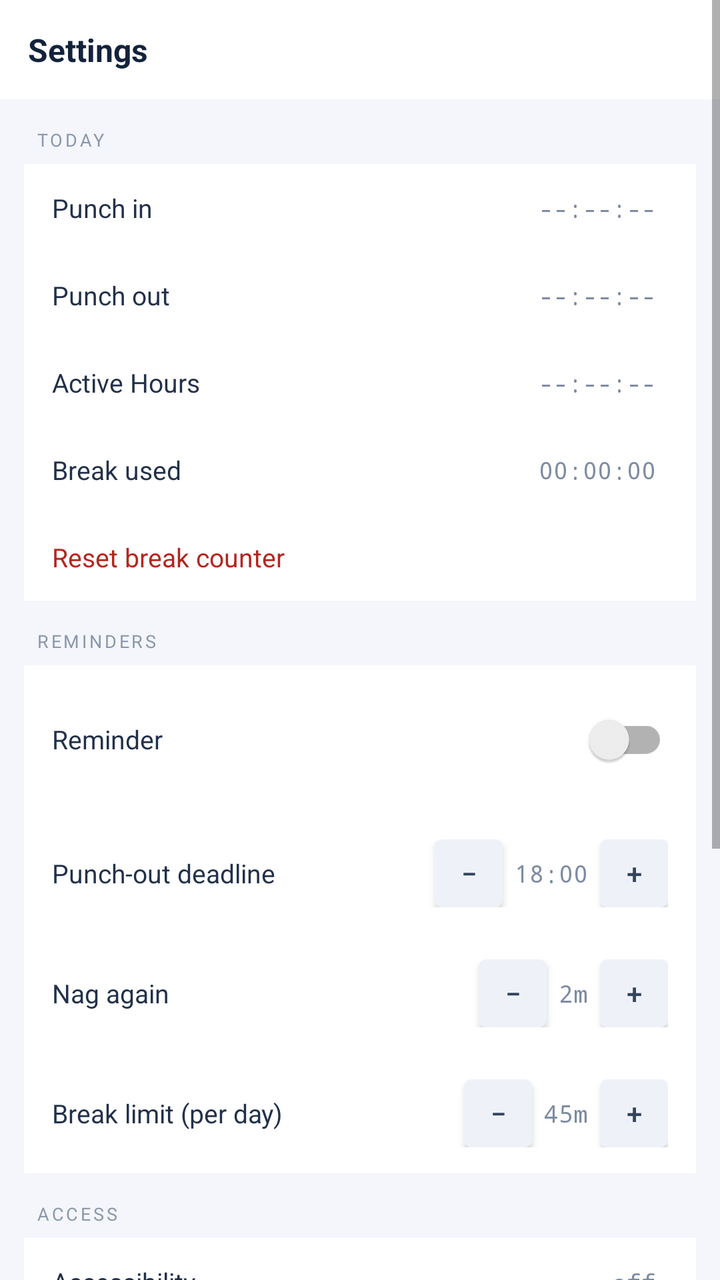
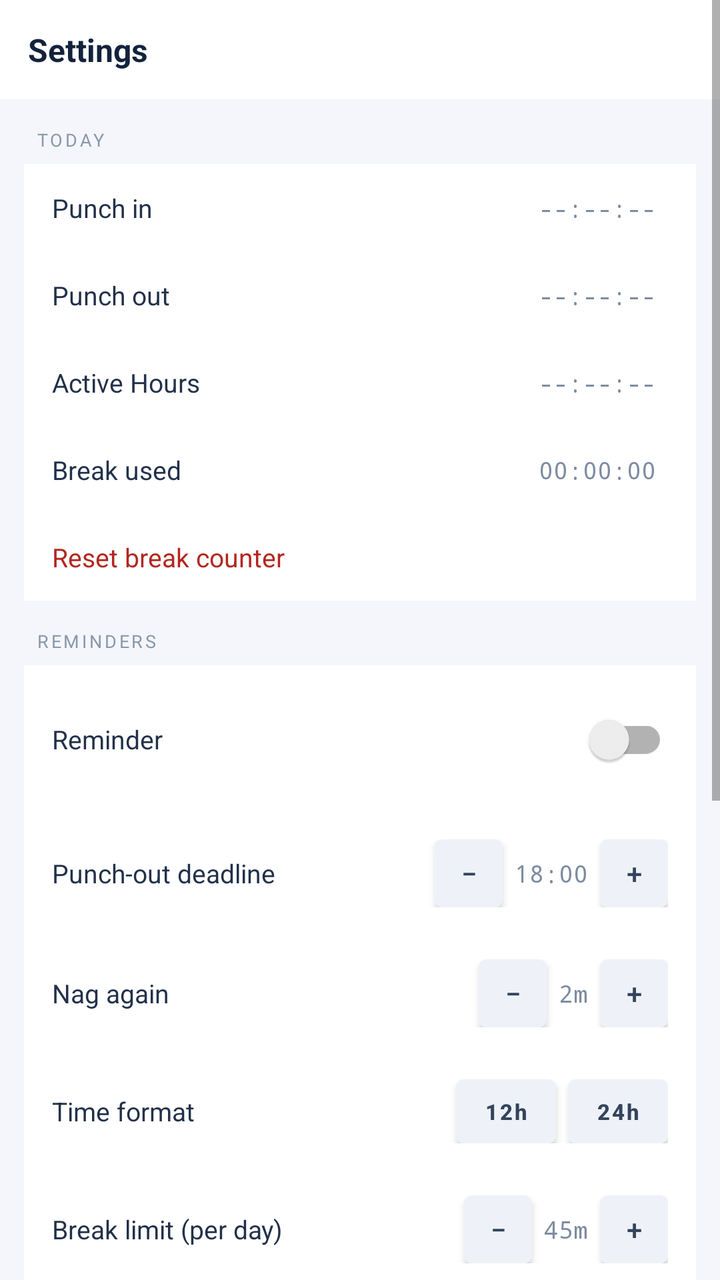

The first picture is an Android layout as it rendered before a commit; the second is the same layout after the commit. The layout source and the unified diff follow.
<!-- AndroidManifest.xml: application theme Theme.TTBS_HRMS -->
<!-- res/layout/activity_main.xml -->
<?xml version="1.0" encoding="utf-8"?>
<ScrollView xmlns:android="http://schemas.android.com/apk/res/android"
    android:layout_width="match_parent"
    android:layout_height="match_parent"
    android:background="#F4F6FB"
    android:fillViewport="true">

    <LinearLayout
        android:layout_width="match_parent"
        android:layout_height="wrap_content"
        android:orientation="vertical"
        android:paddingBottom="20dp">

        <LinearLayout
            android:layout_width="match_parent"
            android:layout_height="wrap_content"
            android:background="#FFFFFF"
            android:gravity="center_vertical"
            android:orientation="horizontal"
            android:padding="14dp">

            <TextView
                android:layout_width="0dp"
                android:layout_height="wrap_content"
                android:layout_weight="1"
                android:text="Settings"
                android:textColor="#12233B"
                android:textSize="16sp"
                android:textStyle="bold" />
        </LinearLayout>

        
        <TextView
            android:layout_width="wrap_content"
            android:layout_height="wrap_content"
            android:layout_marginStart="18dp"
            android:layout_marginTop="14dp"
            android:layout_marginBottom="6dp"
            android:letterSpacing="0.14"
            android:text="TODAY"
            android:textColor="#8B98AB"
            android:textSize="9sp" />

        <LinearLayout
            android:layout_width="match_parent"
            android:layout_height="wrap_content"
            android:layout_marginStart="12dp"
            android:layout_marginEnd="12dp"
            android:background="#FFFFFF"
            android:orientation="vertical">

            <LinearLayout style="@style/SettingRow">
                <TextView style="@style/SettingLabel" android:text="Punch in" />
                <TextView android:id="@+id/tvSetPin" style="@style/SettingValue" android:text="--:--:--" />
            </LinearLayout>

            <LinearLayout style="@style/SettingRow">
                <TextView style="@style/SettingLabel" android:text="Punch out" />
                <TextView android:id="@+id/tvSetPout" style="@style/SettingValue" android:text="--:--:--" />
            </LinearLayout>

            <LinearLayout style="@style/SettingRow">
                <TextView style="@style/SettingLabel" android:text="Active Hours" />
                <TextView android:id="@+id/tvSetActive" style="@style/SettingValue" android:text="--:--:--" />
            </LinearLayout>

            <LinearLayout style="@style/SettingRow">
                <TextView style="@style/SettingLabel" android:text="Break used" />
                <TextView android:id="@+id/tvSetBreak" style="@style/SettingValue" android:text="00:00:00" />
            </LinearLayout>

            <LinearLayout
                android:id="@+id/rowResetBreak"
                style="@style/SettingRow"
                android:background="?android:attr/selectableItemBackground">

                <TextView
                    style="@style/SettingLabel"
                    android:text="Reset break counter"
                    android:textColor="#B3261E" />
            </LinearLayout>
        </LinearLayout>

        
        <TextView
            android:layout_width="wrap_content"
            android:layout_height="wrap_content"
            android:layout_marginStart="18dp"
            android:layout_marginTop="14dp"
            android:layout_marginBottom="6dp"
            android:letterSpacing="0.14"
            android:text="REMINDERS"
            android:textColor="#8B98AB"
            android:textSize="9sp" />

        <LinearLayout
            android:layout_width="match_parent"
            android:layout_height="wrap_content"
            android:layout_marginStart="12dp"
            android:layout_marginEnd="12dp"
            android:background="#FFFFFF"
            android:orientation="vertical">

            <LinearLayout style="@style/SettingRow">
                <TextView style="@style/SettingLabel" android:text="Reminder" />
                <androidx.appcompat.widget.SwitchCompat
                    android:id="@+id/switchEnabled"
                    android:layout_width="wrap_content"
                    android:layout_height="wrap_content" />
            </LinearLayout>

            <LinearLayout style="@style/SettingRow">
                <TextView style="@style/SettingLabel" android:text="Punch-out deadline" />
                <Button android:id="@+id/btnDeadlineMinus" style="@style/StepBtn" android:text="−" />
                <TextView android:id="@+id/tvDeadline" style="@style/SettingValue" android:text="18:00" />
                <Button android:id="@+id/btnDeadlinePlus" style="@style/StepBtn" android:text="+" />
            </LinearLayout>

            <LinearLayout style="@style/SettingRow">
                <TextView style="@style/SettingLabel" android:text="Nag again" />
                <Button android:id="@+id/btnRepeatMinus" style="@style/StepBtn" android:text="−" />
                <TextView android:id="@+id/tvRepeat" style="@style/SettingValue" android:text="2m" />
                <Button android:id="@+id/btnRepeatPlus" style="@style/StepBtn" android:text="+" />
            </LinearLayout>

            <LinearLayout style="@style/SettingRow">
                <TextView style="@style/SettingLabel" android:text="Break limit (per day)" />
                <Button android:id="@+id/btnBreakMinus" style="@style/StepBtn" android:text="−" />
                <TextView android:id="@+id/tvBreakLimit" style="@style/SettingValue" android:text="45m" />
                <Button android:id="@+id/btnBreakPlus" style="@style/StepBtn" android:text="+" />
            </LinearLayout>
        </LinearLayout>

        
        <TextView
            android:layout_width="wrap_content"
            android:layout_height="wrap_content"
            android:layout_marginStart="18dp"
            android:layout_marginTop="14dp"
            android:layout_marginBottom="6dp"
            android:letterSpacing="0.14"
            android:text="ACCESS"
            android:textColor="#8B98AB"
            android:textSize="9sp" />

        <LinearLayout
            android:layout_width="match_parent"
            android:layout_height="wrap_content"
            android:layout_marginStart="12dp"
            android:layout_marginEnd="12dp"
            android:background="#FFFFFF"
            android:orientation="vertical">

            <LinearLayout android:id="@+id/rowA11y" style="@style/SettingRow" android:background="?android:attr/selectableItemBackground">
                <TextView style="@style/SettingLabel" android:text="Accessibility" />
                <TextView android:id="@+id/tvA11y" style="@style/SettingValue" android:text="off" />
            </LinearLayout>

            <LinearLayout android:id="@+id/rowNotif" style="@style/SettingRow" android:background="?android:attr/selectableItemBackground">
                <TextView style="@style/SettingLabel" android:text="Notifications" />
                <TextView android:id="@+id/tvNotif" style="@style/SettingValue" android:text="off" />
            </LinearLayout>

            <LinearLayout android:id="@+id/rowExact" style="@style/SettingRow" android:background="?android:attr/selectableItemBackground">
                <TextView style="@style/SettingLabel" android:text="Exact alarms" />
                <TextView android:id="@+id/tvExact" style="@style/SettingValue" android:text="off" />
            </LinearLayout>

            <LinearLayout android:id="@+id/rowOverlay" style="@style/SettingRow" android:background="?android:attr/selectableItemBackground">
                <TextView style="@style/SettingLabel" android:text="Display over other apps" />
                <TextView android:id="@+id/tvOverlay" style="@style/SettingValue" android:text="off" />
            </LinearLayout>
        </LinearLayout>

        
        <TextView
            android:layout_width="wrap_content"
            android:layout_height="wrap_content"
            android:layout_marginStart="18dp"
            android:layout_marginTop="14dp"
            android:layout_marginBottom="6dp"
            android:letterSpacing="0.14"
            android:text="ACCOUNT"
            android:textColor="#8B98AB"
            android:textSize="9sp" />

        <LinearLayout
            android:layout_width="match_parent"
            android:layout_height="wrap_content"
            android:layout_marginStart="12dp"
            android:layout_marginEnd="12dp"
            android:background="#FFFFFF"
            android:orientation="vertical">

            <LinearLayout style="@style/SettingRow">
                <TextView style="@style/SettingLabel" android:text="Employee ID" />
                <TextView android:id="@+id/tvEmpId" style="@style/SettingValue" android:text="not saved" />
            </LinearLayout>

            <LinearLayout android:id="@+id/rowClear" style="@style/SettingRow" android:background="?android:attr/selectableItemBackground">
                <TextView style="@style/SettingLabel" android:text="Clear saved details" android:textColor="#B3261E" />
            </LinearLayout>
        </LinearLayout>

        <TextView
            android:layout_width="match_parent"
            android:layout_height="wrap_content"
            android:layout_marginTop="18dp"
            android:gravity="center"
            android:text="TTBS-HRMS · by Prateek"
            android:textColor="#A9B4C4"
            android:textSize="10sp" />
    </LinearLayout>
</ScrollView>
<!-- resources referenced by this layout -->
<resources>
  <style name="SettingLabel">
          <item name="android:layout_width">0dp</item>
          <item name="android:layout_height">wrap_content</item>
          <item name="android:layout_weight">1</item>
          <item name="android:textColor">#22314A</item>
          <item name="android:textSize">13sp</item>
      </style>
  <style name="SettingRow">
          <item name="android:layout_width">match_parent</item>
          <item name="android:layout_height">wrap_content</item>
          <item name="android:orientation">horizontal</item>
          <item name="android:gravity">center_vertical</item>
          <item name="android:paddingStart">14dp</item>
          <item name="android:paddingEnd">14dp</item>
          <item name="android:paddingTop">13dp</item>
          <item name="android:paddingBottom">13dp</item>
      </style>
  <style name="SettingValue">
          <item name="android:layout_width">wrap_content</item>
          <item name="android:layout_height">wrap_content</item>
          <item name="android:fontFamily">monospace</item>
          <item name="android:textColor">#7D8BA1</item>
          <item name="android:textSize">12sp</item>
          <item name="android:layout_marginStart">6dp</item>
          <item name="android:layout_marginEnd">6dp</item>
      </style>
  <style name="StepBtn">
          <item name="android:layout_width">34dp</item>
          <item name="android:layout_height">34dp</item>
          <item name="android:minWidth">0dp</item>
          <item name="android:padding">0dp</item>
          <item name="android:backgroundTint">#EEF2F8</item>
          <item name="android:textColor">#33445C</item>
          <item name="android:textSize">14sp</item>
          <item name="android:insetTop">0dp</item>
          <item name="android:insetBottom">0dp</item>
      </style>
  <style name="Theme.TTBS_HRMS" parent="Theme.MaterialComponents.DayNight.NoActionBar">
          <item name="colorPrimary">@color/brand</item>
          <item name="colorPrimaryDark">@color/brand_dark</item>
          <item name="colorAccent">@color/brand</item>
          <item name="android:statusBarColor">@color/brand_dark</item>
      </style>
  <color name="brand">#0B5FFF</color>
  <color name="brand_dark">#073FB0</color>
</resources>

<!-- the commit's change to res/layout/activity_main.xml (unified diff, before → after) -->
@@ -124,6 +124,20 @@
             </LinearLayout>
 
             <LinearLayout style="@style/SettingRow">
+                <TextView style="@style/SettingLabel" android:text="Time format" />
+
+                <Button
+                    android:id="@+id/btn12"
+                    style="@style/FmtBtn"
+                    android:text="12h" />
+
+                <Button
+                    android:id="@+id/btn24"
+                    style="@style/FmtBtn"
+                    android:text="24h" />
+            </LinearLayout>
+
+            <LinearLayout style="@style/SettingRow">
                 <TextView style="@style/SettingLabel" android:text="Break limit (per day)" />
                 <Button android:id="@+id/btnBreakMinus" style="@style/StepBtn" android:text="−" />
                 <TextView android:id="@+id/tvBreakLimit" style="@style/SettingValue" android:text="45m" />
<!-- resource entries referenced after the edit -->
@@ -1,5 +1,20 @@
 <!-- resources referenced by this layout -->
 <resources>
+  <style name="FmtBtn">
+          <item name="android:layout_width">wrap_content</item>
+          <item name="android:layout_height">32dp</item>
+          <item name="android:minWidth">0dp</item>
+          <item name="android:paddingStart">14dp</item>
+          <item name="android:paddingEnd">14dp</item>
+          <item name="android:backgroundTint">#EEF2F8</item>
+          <item name="android:textColor">#33445C</item>
+          <item name="android:textSize">11sp</item>
+          <item name="android:textAllCaps">false</item>
+          <item name="android:textStyle">bold</item>
+          <item name="android:insetTop">0dp</item>
+          <item name="android:insetBottom">0dp</item>
+          <item name="android:layout_marginStart">6dp</item>
+      </style>
   <style name="SettingLabel">
           <item name="android:layout_width">0dp</item>
           <item name="android:layout_height">wrap_content</item>
